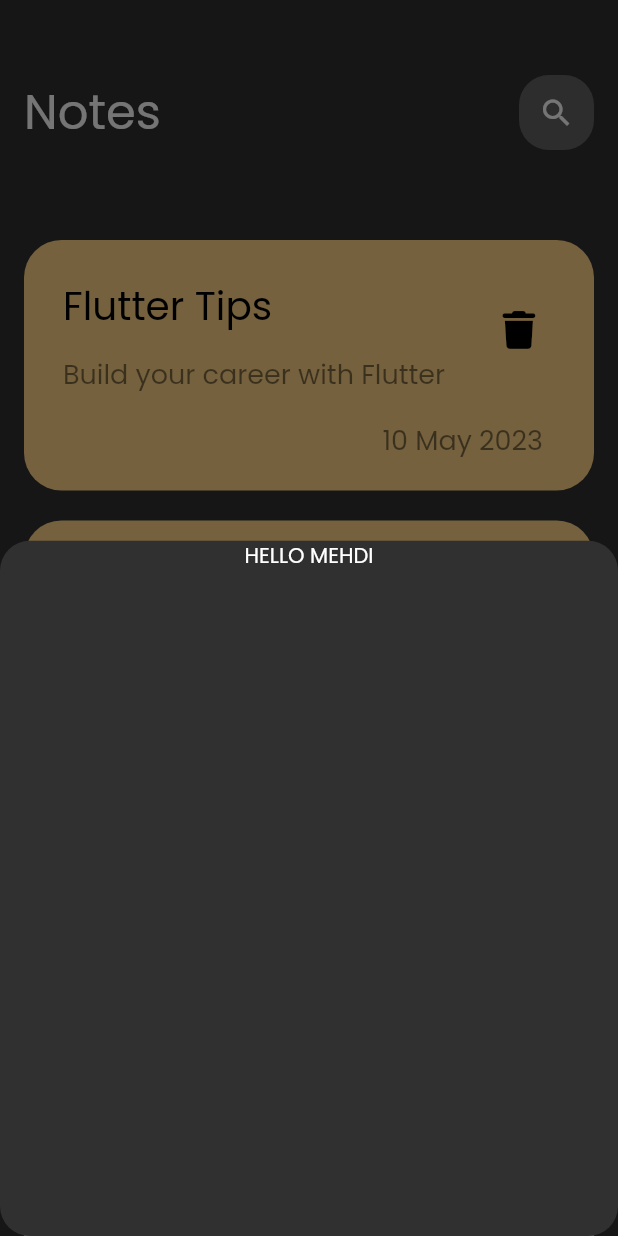
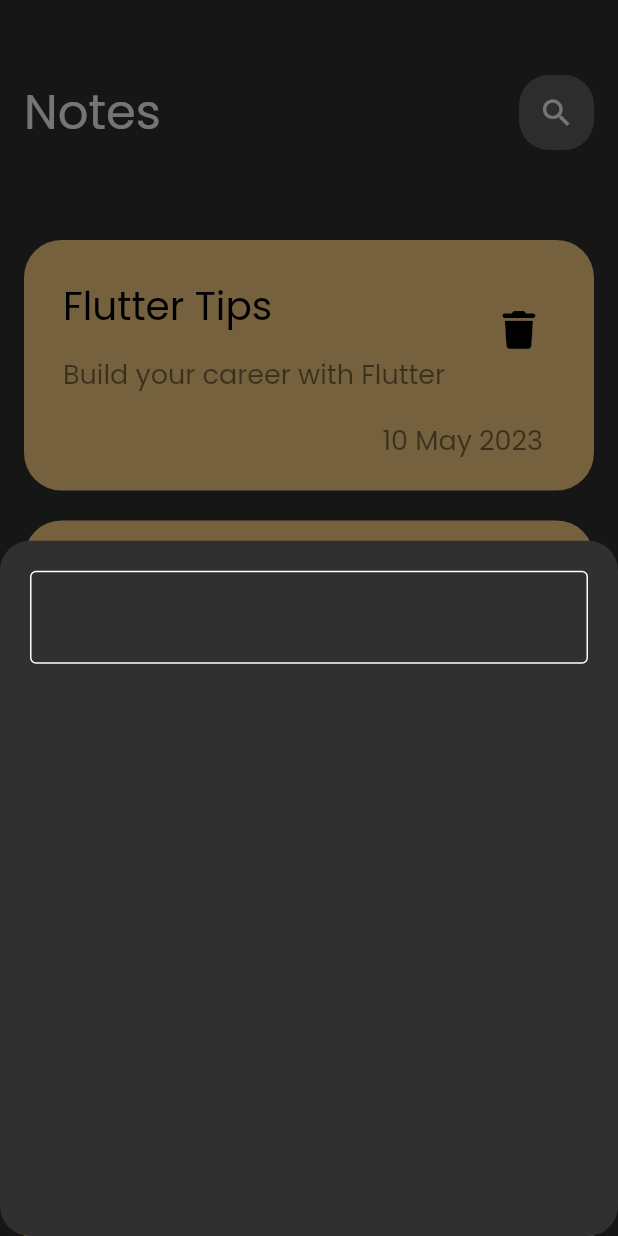
Before and after one commit to mecodeur/notes2_app, a Flutter app: the screen it shows after launch, after a tap on an icon or button, on a phone screen of 412 x 824 dp. Run offline on Flutter 3.47's test engine with Material 2 defaults, Android fonts, the phone set to English and light mode, and no system bars; our stand-ins replace font_awesome_flutter.

Commit message:
Add custom text field

```diff
--- /dev/null
+++ b/lib/constants.dart
@@ -0,0 +1,4 @@
+import 'dart:ui';
+
+const Color kPrimaryColor = Color(0xfff64ffda);
+//const kNotesBox = 'notes_box';
--- a/lib/widgets/add_note_bottom_sheet.dart
+++ b/lib/widgets/add_note_bottom_sheet.dart
@@ -1,4 +1,5 @@
 import 'package:flutter/material.dart';
+import 'package:notes2_app/widgets/custom_text_field.dart';
 
 class AddNoteBottomSheet extends StatelessWidget {
   const AddNoteBottomSheet({Key? key}) : super(key: key);
@@ -6,10 +7,14 @@ class AddNoteBottomSheet extends StatelessWidget {
   @override
   Widget build(BuildContext context) {
     return Container(
-      child: Column(
-        children: [
-          Text('HELLO MEHDI'),
-        ],
+      child: Padding(
+        padding: const EdgeInsets.symmetric(horizontal: 20),
+        child: Column(
+          children: [
+            SizedBox(height: 20),
+            CustomTextFormField(),
+          ],
+        ),
       ),
     );
   }
--- /dev/null
+++ b/lib/widgets/custom_text_field.dart
@@ -0,0 +1,51 @@
+import 'package:flutter/material.dart';
+
+import '../constants.dart';
+
+class CustomTextFormField extends StatelessWidget {
+  CustomTextFormField(
+      {this.hintText,
+      this.maxLines = 1,
+      this.onChanged,
+      this.obscureText = false,
+      this.onSaved});
+
+  final String? hintText;
+  final int? maxLines;
+  final Function(String)? onChanged;
+  final bool obscureText;
+
+  final void Function(String?)? onSaved;
+
+  @override
+  Widget build(BuildContext context) {
+    return TextFormField(
+      obscureText: obscureText,
+      maxLines: maxLines,
+      onSaved: onSaved,
+      validator: (value) {
+        if (value?.isEmpty ?? true) {
+          return 'Field is requierd';
+        }else{
+          return null;
+        }
+
+      },
+      onChanged: onChanged,
+      decoration: InputDecoration(
+        hintText: hintText,
+        hintStyle: TextStyle(color: kPrimaryColor),
+        enabledBorder: BuildOutlineInputBorder(),
+        focusedBorder: BuildOutlineInputBorder(color: kPrimaryColor),
+        errorBorder: BuildOutlineInputBorder(color: Colors.red),
+        focusedErrorBorder: BuildOutlineInputBorder(color: Colors.red),
+      ),
+    );
+  }
+
+  OutlineInputBorder BuildOutlineInputBorder({color}) {
+    return OutlineInputBorder(
+      borderSide: BorderSide(color: color == null ? Colors.white : color),
+    );
+  }
+}
```
